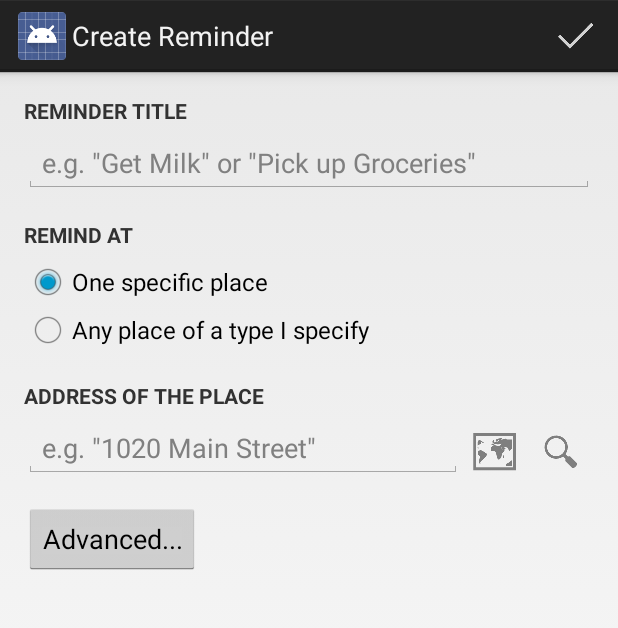
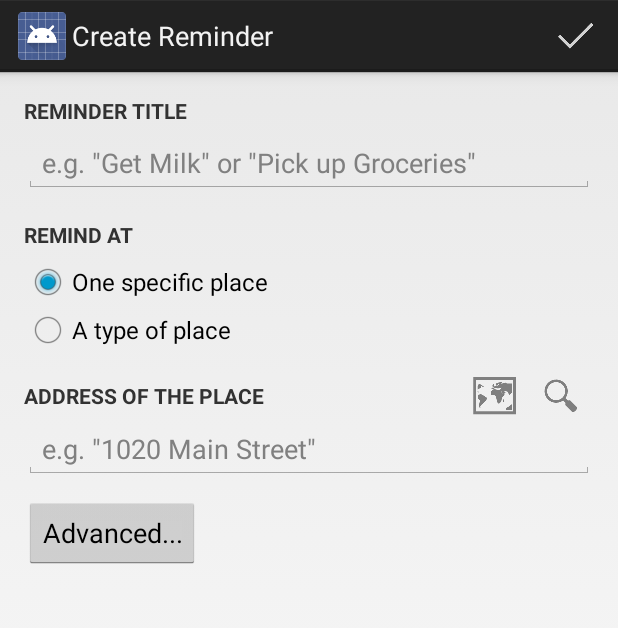
Before and after one commit to patil215/geobells, an Android app: the CreateReminderActivity screen opened directly, with no data from a screen before it, after a tap on "One specific place", on a phone screen of 412 x 824 dp. Shown: the top 628 px of the screen. Run offline under Robolectric (Android 15) with nearby library versions, the phone set to English and light mode, and no system bars; 2 statements that could not run were skipped.

Commit message:
Move buttons out of way to make text box bigger

```diff
--- a/app/src/main/java/com/patil/geobells/lite/CreateReminderActivity.java
+++ b/app/src/main/java/com/patil/geobells/lite/CreateReminderActivity.java
@@ -146,7 +146,6 @@ public class CreateReminderActivity extends Activity implements AdapterView.OnIt
                 String str = (String) adapterView.getItemAtPosition(position);
             }
         });
-
         if(Config.AUTOCOMPLETE_BUSINESSES) {
             businessBox.setAdapter(new PlacesAutoCompleteBusinessAdapter(this, R.layout.list_item_autocomplete));
             businessBox.setOnItemClickListener(new AdapterView.OnItemClickListener() {
--- a/app/src/main/res/layout/activity_create_reminder.xml
+++ b/app/src/main/res/layout/activity_create_reminder.xml
@@ -76,63 +76,90 @@
                 android:layout_below="@id/radiobutton_group_reminder_type"
                 android:visibility="gone">
 
+
+                <RelativeLayout
+                    android:layout_width="match_parent"
+                    android:layout_height="wrap_content"
+                    android:id="@+id/layout_address_options">
+
+
+                    <ImageButton
+                        android:id="@+id/button_address_search"
+                        android:layout_width="wrap_content"
+                        android:layout_height="wrap_content"
+                        android:layout_alignParentRight="true"
+                        android:background="?android:attr/selectableItemBackground"
+                        android:contentDescription="@string/button_address_search"
+                        android:onClick="onAddressSearchClick"
+                        android:paddingLeft="6dp"
+                        android:paddingRight="6dp"
+                        android:paddingTop="12dp"
+                        android:src="@drawable/ic_action_search" />
+
+                    <ImageButton
+                        android:id="@+id/button_address_map"
+                        android:layout_width="wrap_content"
+                        android:layout_height="wrap_content"
+                        android:layout_toLeftOf="@id/button_address_search"
+                        android:background="?android:attr/selectableItemBackground"
+                        android:contentDescription="@string/button_address_map"
+                        android:onClick="onAddressMapClick"
+                        android:paddingLeft="6dp"
+                        android:paddingRight="6dp"
+                        android:paddingTop="12dp"
+                        android:src="@drawable/ic_action_map" />
+
                     <TextView
                         android:id="@+id/prompt_reminder_address"
                         android:layout_width="match_parent"
                         android:layout_height="wrap_content"
                         android:paddingBottom="6dp"
+                        android:layout_toLeftOf="@id/button_address_map"
                         android:paddingTop="18dp"
                         android:text="@string/prompt_reminder_address"
                         android:textAllCaps="true"
                         android:textSize="14sp"
                         android:textStyle="bold" />
 
+                </RelativeLayout>
 
-                <RelativeLayout
-                    android:layout_width="match_parent"
-                    android:layout_height="wrap_content"
-                    android:layout_below="@id/prompt_reminder_address">
-
-
-
-                <ImageButton
-                    android:id="@+id/button_address_search"
-                    android:layout_width="wrap_content"
-                    android:layout_height="wrap_content"
-                    android:padding="6dp"
-                    android:onClick="onAddressSearchClick"
-                    android:layout_alignParentRight="true"
-                    android:contentDescription="@string/button_address_search"
-                    android:background="?android:attr/selectableItemBackground"
-                    android:src="@drawable/ic_action_search"/>
-                <ImageButton
-                    android:id="@+id/button_address_map"
-                    android:layout_width="wrap_content"
-                    android:layout_height="wrap_content"
-                    android:layout_toLeftOf="@id/button_address_search"
-                    android:padding="6dp"
-                    android:onClick="onAddressMapClick"
-                    android:contentDescription="@string/button_address_map"
-                    android:background="?android:attr/selectableItemBackground"
-                    android:src="@drawable/ic_action_map"/>
 
                 <AutoCompleteTextView
                     android:id="@+id/reminder_address"
-                        android:layout_toLeftOf="@id/button_address_map"
                     android:layout_width="match_parent"
                     android:layout_height="wrap_content"
+                    android:layout_below="@id/layout_address_options"
                     android:capitalize="words"
                     android:hint="@string/hint_reminder_address" />
 
-                </RelativeLayout>
             </RelativeLayout>
 
             <RelativeLayout
                 android:id="@+id/layout_reminder_dynamic"
                 android:layout_width="match_parent"
                 android:layout_height="wrap_content"
-                android:visibility="gone"
-                android:layout_below="@id/radiobutton_group_reminder_type">
+                android:layout_below="@id/radiobutton_group_reminder_type"
+                android:visibility="gone">
+
+
+                <RelativeLayout
+                    android:id="@+id/layout_business_options"
+                    android:layout_width="match_parent"
+                    android:layout_height="wrap_content">
+
+                    <ImageButton
+                        android:id="@+id/button_business_view_places"
+                        android:layout_width="wrap_content"
+                        android:layout_height="wrap_content"
+                        android:layout_alignParentRight="true"
+                        android:paddingTop="12dp"
+                        android:background="?android:attr/selectableItemBackground"
+                        android:contentDescription="@string/button_business_view_places"
+                        android:onClick="onBusinessViewPlacesClick"
+                        android:paddingLeft="6dp"
+                        android:paddingRight="6dp"
+                        android:src="@drawable/ic_action_view_as_list" />
+
 
                     <TextView
                         android:id="@+id/prompt_reminder_business"
@@ -141,32 +168,20 @@
                         android:paddingBottom="6dp"
                         android:paddingTop="18dp"
                         android:text="@string/prompt_reminder_business"
+                        android:layout_toLeftOf="@id/button_business_view_places"
                         android:textAllCaps="true"
                         android:textSize="14sp"
                         android:textStyle="bold" />
 
-                <RelativeLayout
-                    android:layout_width="match_parent"
-                    android:layout_height="wrap_content"
-                    android:layout_below="@id/prompt_reminder_business">
-                    <ImageButton
-                        android:id="@+id/button_business_view_places"
-                        android:layout_width="wrap_content"
-                        android:layout_height="wrap_content"
-                        android:layout_alignParentRight="true"
-                        android:padding="6dp"
-                        android:contentDescription="@string/button_business_view_places"
-                        android:onClick="onBusinessViewPlacesClick"
-                        android:background="?android:attr/selectableItemBackground"
-                        android:src="@drawable/ic_action_view_as_list"/>
+                </RelativeLayout>
+
                 <AutoCompleteTextView
                     android:id="@+id/reminder_business"
                     android:layout_width="match_parent"
                     android:layout_height="wrap_content"
+                    android:layout_below="@id/layout_business_options"
                     android:capitalize="sentences"
-                        android:layout_toLeftOf="@id/button_business_view_places"
                     android:hint="@string/hint_reminder_business" />
-                </RelativeLayout>
             </RelativeLayout>
 
         </RelativeLayout>
@@ -175,18 +190,18 @@
             android:id="@+id/button_advanced_options"
             android:layout_width="wrap_content"
             android:layout_height="wrap_content"
+            android:layout_below="@id/layout_basic_options"
             android:layout_marginTop="12dp"
-            android:layout_below="@id/layout_basic_options"
             android:onClick="onAdvancedOptionsClick"
-            android:visibility="gone"
-            android:text="@string/button_advanced_options" />
+            android:text="@string/button_advanced_options"
+            android:visibility="gone" />
 
         <RelativeLayout
             android:id="@+id/layout_advanced_options"
             android:layout_width="match_parent"
-            android:visibility="gone"
             android:layout_height="match_parent"
-            android:layout_below="@id/button_advanced_options">
+            android:layout_below="@id/button_advanced_options"
+            android:visibility="gone">
 
             <TextView
                 android:id="@+id/prompt_reminder_transition"
@@ -262,8 +277,8 @@
                 android:id="@+id/checkbox_reminder_repeat"
                 android:layout_width="wrap_content"
                 android:layout_height="wrap_content"
+                android:layout_below="@id/button_reminder_days"
                 android:layout_marginTop="12dp"
-                android:layout_below="@id/button_reminder_days"
                 android:text="@string/checkbox_reminder_repeat" />
 
             <CheckBox
--- a/app/src/main/res/values/strings.xml
+++ b/app/src/main/res/values/strings.xml
@@ -18,7 +18,7 @@
     <string name="hint_reminder_title">e.g. \"Get Milk\" or \"Pick up Groceries\"</string>
     <string name="prompt_reminder_type">Remind at</string>
     <string name="reminder_type_specific">One specific place</string>
-    <string name="reminder_type_dynamic">Any place of a type I specify</string>
+    <string name="reminder_type_dynamic">A type of place</string>
     <string name="prompt_reminder_address">Address of the place</string>
     <string name="hint_reminder_address">e.g. \"1020 Main Street\"</string>
     <string name="prompt_reminder_business">Type of Place</string>
```
Lines whose indentation alone changed are shown as unchanged.
